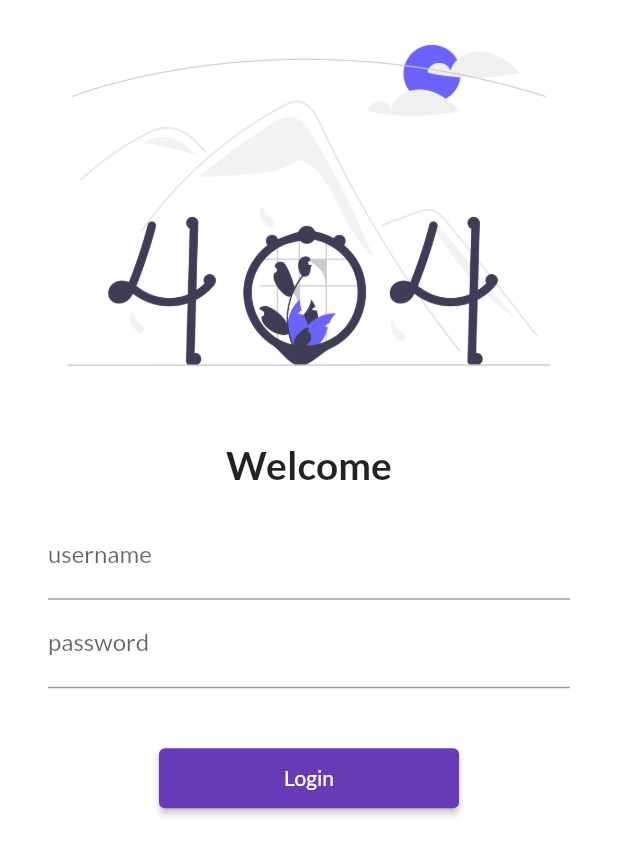
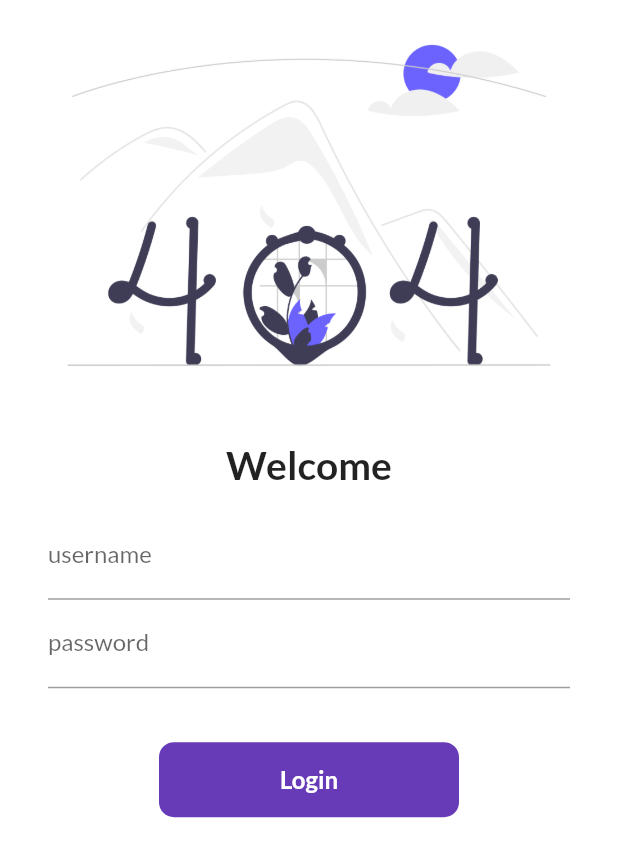
Before and after one commit to i-am-HRISHABH/30DaysOfFlutter, a Flutter app: the screen it shows after launch, on a phone screen of 412 x 824 dp. Shown: the top 857 px of the screen. Run offline on Flutter 3.47's test engine with Material 2 defaults, Android fonts, the phone set to English and light mode, and no system bars; our stand-ins replace google_fonts.

```diff
--- a/lib/Pages/loginpage.dart
+++ b/lib/Pages/loginpage.dart
@@ -1,8 +1,15 @@
 import 'package:flutter/material.dart';
 import 'package:flutter_reboot/utils/routes.dart';
 
-class LoginPage extends StatelessWidget {
+class LoginPage extends StatefulWidget {
   // const LoginPage({ Key key }) : super(key: key);
+
+  @override
+  _LoginPageState createState() => _LoginPageState();
+}
+
+class _LoginPageState extends State<LoginPage> {
+  bool changeButton = false;
 
   @override
   Widget build(BuildContext context) {
@@ -46,17 +53,46 @@ class LoginPage extends StatelessWidget {
           SizedBox(
             height: 20,
           ),
-          ElevatedButton(
-              onPressed: () {
-                print('button functionality to be added!');
-                Navigator.pushNamed(context,MyRoutes.homeRoute);
-              },
-              child: Text(
+          // ElevatedButton(
+          //     onPressed: () {
+          //       print('button functionality to be added!');
+          //       Navigator.pushNamed(context,MyRoutes.homeRoute);
+          //     },
+          //     child: Text(
+          //       'Login',
+          //       style: TextStyle(color: Colors.white),
+          //     ),
+          //     style: TextButton.styleFrom(minimumSize:Size(200, 40) ),
+          //     ),
+          InkWell(
+            onTap: () async {
+
+              setState(() {
+                changeButton = !changeButton;
+              });
+              await Future.delayed(Duration(seconds: 1));
+              Navigator.pushNamed(context,MyRoutes.homeRoute);
+            },
+            child: AnimatedContainer(
+              duration: Duration(seconds: 1),
+              height: 50,
+              width: changeButton ? 50 : 200,
+              alignment: Alignment.center,
+              child:changeButton ? Icon(Icons.done,color: Colors.white) : Text(
                 'Login',
-                style: TextStyle(color: Colors.white),
+                style: TextStyle(
+                  color: Colors.white,
+                  fontSize: 16,
+                  fontWeight: FontWeight.bold,
+                ),
               ),
-              style: TextButton.styleFrom(minimumSize:Size(200, 40) ),
+              decoration: BoxDecoration(
+                color: Colors.deepPurple,
+                // shape: changeButton ? BoxShape.circle : BoxShape.rectangle,
+                borderRadius: BorderRadius.circular(changeButton ? 50 : 10),
               ),
+            ),
+          ),
         ],
       ),
     );
```
